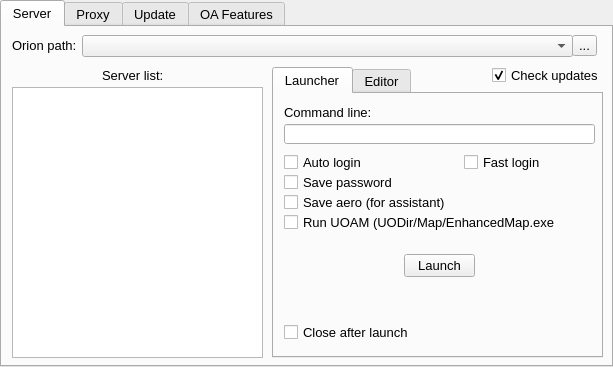
First picture: the form in orionlauncherwindow.ui, repository Hotride/OrionLauncher, before the edit.
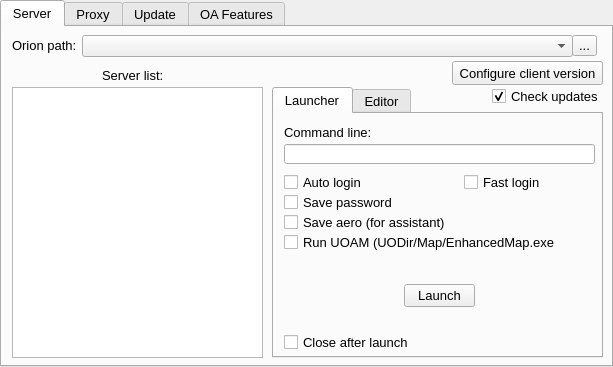
Second picture: the form after the edit. The open tabs and pages were chosen to show the change.

Commit message: Добавил возможность создания конфиг файла (вызова конфигуратора) из лаунчера. Если в папке с клиентом нет файла Client.cuo - текст соответствующей кнопка на главной странице лаунчера имеет красный цвет.

The edit to the form file:
```diff
--- a/orionlauncherwindow.ui
+++ b/orionlauncherwindow.ui
@@ -68,9 +68,9 @@
         <property name="geometry">
          <rect>
           <x>270</x>
-          <y>40</y>
+          <y>60</y>
           <width>331</width>
-          <height>291</height>
+          <height>271</height>
          </rect>
         </property>
         <property name="currentIndex">
@@ -107,7 +107,7 @@
           <property name="geometry">
            <rect>
             <x>130</x>
-            <y>160</y>
+            <y>170</y>
             <width>71</width>
             <height>23</height>
            </rect>
@@ -172,7 +172,7 @@
           <property name="geometry">
            <rect>
             <x>10</x>
-            <y>230</y>
+            <y>220</y>
             <width>131</width>
             <height>17</height>
            </rect>
@@ -460,7 +460,7 @@
         <property name="geometry">
          <rect>
           <x>490</x>
-          <y>40</y>
+          <y>61</y>
           <width>111</width>
           <height>17</height>
          </rect>
@@ -472,6 +472,22 @@
          <bool>true</bool>
         </property>
        </widget>
+       <widget class="QPushButton" name="pb_ConfigureClientVersion">
+        <property name="geometry">
+         <rect>
+          <x>450</x>
+          <y>34</y>
+          <width>151</width>
+          <height>24</height>
+         </rect>
+        </property>
+        <property name="styleSheet">
+         <string notr="true"/>
+        </property>
+        <property name="text">
+         <string>Configure client version</string>
+        </property>
+       </widget>
       </widget>
       <widget class="QWidget" name="tb_Proxy">
        <attribute name="title">
```
Left out of the diff: 2 changed lines with no effect on the pictures. The commit also changes 5 other files.
